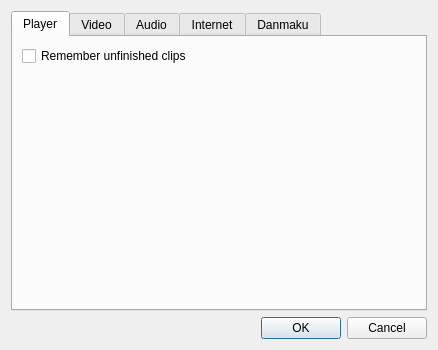
Qt form src/settingsdialog.ui (coslyk/moonplayer) before a commit.
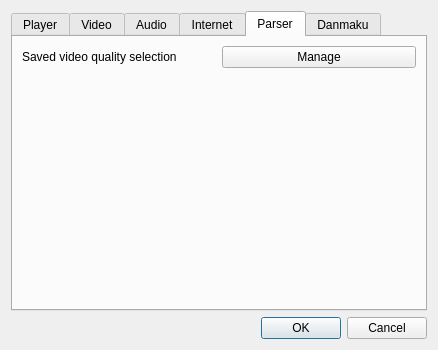
The same form after that commit. The open tabs and pages were chosen to show the change.

Commit message: Can remove saved quality selection in settings dialog now

```diff
--- a/src/settingsdialog.ui
+++ b/src/settingsdialog.ui
@@ -295,6 +295,40 @@
        </item>
       </layout>
      </widget>
+     <widget class="QWidget" name="parserTab">
+      <attribute name="title">
+       <string>Parser</string>
+      </attribute>
+      <layout class="QGridLayout" name="gridLayout_3">
+       <item row="0" column="0">
+        <widget class="QLabel" name="label_4">
+         <property name="text">
+          <string>Saved video quality selection</string>
+         </property>
+        </widget>
+       </item>
+       <item row="0" column="1">
+        <widget class="QPushButton" name="qualityButton">
+         <property name="text">
+          <string>Manage</string>
+         </property>
+        </widget>
+       </item>
+       <item row="1" column="0">
+        <spacer name="verticalSpacer">
+         <property name="orientation">
+          <enum>Qt::Vertical</enum>
+         </property>
+         <property name="sizeHint" stdset="0">
+          <size>
+           <width>20</width>
+           <height>215</height>
+          </size>
+         </property>
+        </spacer>
+       </item>
+      </layout>
+     </widget>
      <widget class="QWidget" name="danmakuTab">
       <attribute name="title">
        <string>Danmaku</string>
```
The commit also changes 2 other files.
